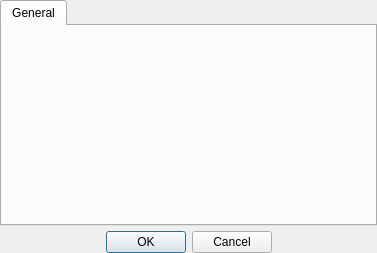
Qt form SlotSettings.ui (dswd/Swine) before a commit.
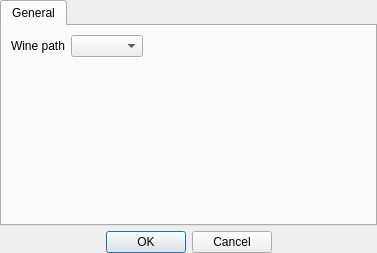
The same form after that commit.

Commit message: Added wine versions support

What changed in the file:
```diff
--- a/SlotSettings.ui
+++ b/SlotSettings.ui
@@ -33,6 +33,20 @@
        <property name="fieldGrowthPolicy">
         <enum>QFormLayout::ExpandingFieldsGrow</enum>
        </property>
+       <item row="0" column="0">
+        <widget class="QLabel" name="label">
+         <property name="text">
+          <string>Wine path</string>
+         </property>
+        </widget>
+       </item>
+       <item row="0" column="1">
+        <widget class="QComboBox" name="winePath">
+         <property name="sizeAdjustPolicy">
+          <enum>QComboBox::AdjustToContents</enum>
+         </property>
+        </widget>
+       </item>
       </layout>
      </widget>
     </widget>
```
The commit also changes 12 other files.
